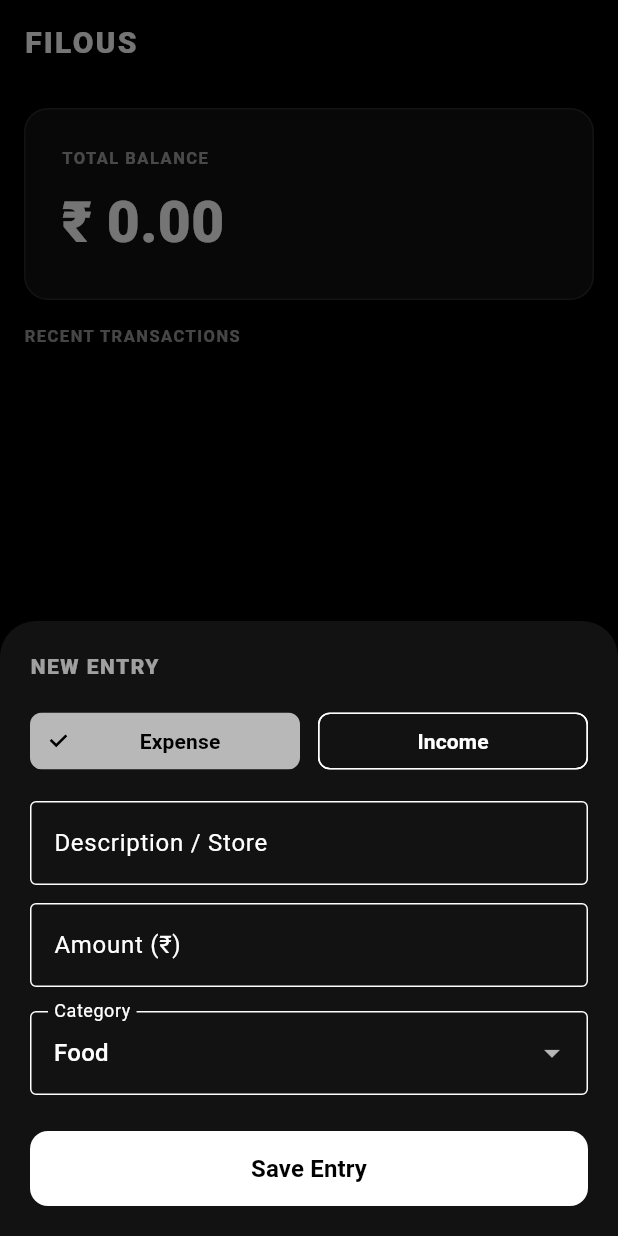
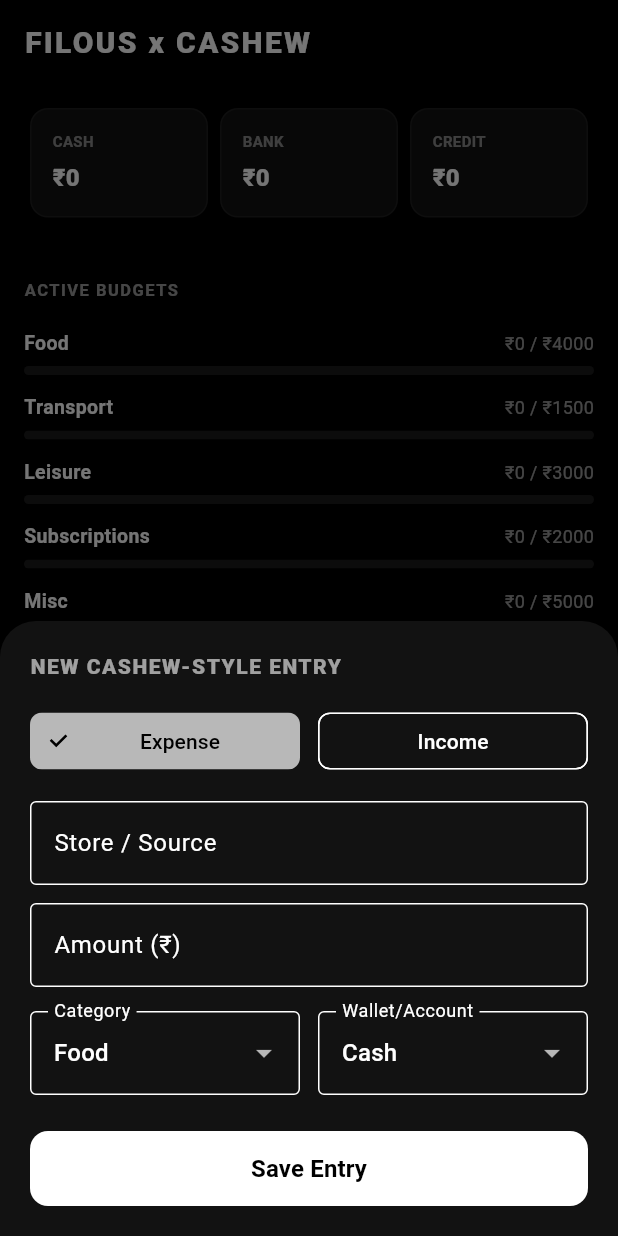
Before and after one commit to rxjith/Filous, a Flutter app: the screen it shows after launch, after a tap on "Log Transaction", on a phone screen of 412 x 824 dp. Run offline on Flutter 3.47's test engine with Material 3 defaults, Android fonts, the phone set to English and light mode, and no system bars; drawn by our look-alikes of dynamic_color; our stand-ins replace fl_chart, flutter_riverpod, hive, hive_flutter; accounts and stored records are empty.

Commit message:
Refactored, Added: Accounts

```diff
--- a/lib/add_transaction_modal.dart
+++ b/lib/add_transaction_modal.dart
@@ -15,8 +15,10 @@
   final _amountController = TextEditingController();
   bool _isExpense = true;
   String _selectedCategory = 'Food';
+  String _selectedAccount = 'Cash'; // Default selection
 
-  final List<String> _categories = ['Food', 'Transport', 'Leisure', 'Subscriptions', 'Salary', 'Misc'];
+  final List<String> _categories = ['Food', 'Transport', 'Leisure', 'Subscriptions', 'Misc'];
+  final List<String> _accounts = ['Cash', 'Bank', 'Credit'];
 
   void _submitData() {
     final enteredTitle = _titleController.text.trim();
@@ -31,6 +33,7 @@
       date: DateTime.now(),
       category: _selectedCategory,
       isExpense: _isExpense,
+      account: _selectedAccount,
     );
 
     ref.read(transactionProvider.notifier).addTransaction(newTx);
@@ -51,14 +54,14 @@
           mainAxisSize: MainAxisSize.min,
           crossAxisAlignment: CrossAxisAlignment.start,
           children: [
-            Text('NEW ENTRY', style: TextStyle(fontWeight: FontWeight.w900, letterSpacing: 1, color: theme.colorScheme.onSurface.withOpacity(0.6))),
+            Text('NEW CASHEW-STYLE ENTRY', style: TextStyle(fontWeight: FontWeight.w900, letterSpacing: 1, color: theme.colorScheme.onSurface.withOpacity(0.6))),
             const SizedBox(height: 16),
 
             Row(
               children: [
                 Expanded(
                   child: ChoiceChip(
-                    label: const Center(child: Text('Expense', style: TextStyle(fontWeight: FontWeight.bold))),
+                    label: const Center(child: Text('Expense')),
                     selected: _isExpense,
                     onSelected: (val) => setState(() => _isExpense = true),
                   ),
@@ -66,7 +69,7 @@
                 const SizedBox(width: 12),
                 Expanded(
                   child: ChoiceChip(
-                    label: const Center(child: Text('Income', style: TextStyle(fontWeight: FontWeight.bold))),
+                    label: const Center(child: Text('Income')),
                     selected: !_isExpense,
                     onSelected: (val) => setState(() => _isExpense = false),
                   ),
@@ -76,7 +79,7 @@
             const SizedBox(height: 16),
             TextField(
               controller: _titleController,
-              decoration: const InputDecoration(labelText: 'Description / Store', border: OutlineInputBorder()),
+              decoration: const InputDecoration(labelText: 'Store / Source', border: OutlineInputBorder()),
             ),
             const SizedBox(height: 12),
             TextField(
@@ -86,11 +89,28 @@
             ),
             const SizedBox(height: 16),
 
-            DropdownButtonFormField<String>(
-              value: _selectedCategory,
-              decoration: const InputDecoration(border: OutlineInputBorder(), labelText: 'Category'),
-              items: _categories.map((cat) => DropdownMenuItem(value: cat, child: Text(cat))).toList(),
-              onChanged: (val) => setState(() => _selectedCategory = val!),
+            Row(
+              children: [
+                // Category Picker
+                Expanded(
+                  child: DropdownButtonFormField<String>(
+                    value: _selectedCategory,
+                    decoration: const InputDecoration(border: OutlineInputBorder(), labelText: 'Category'),
+                    items: _categories.map((cat) => DropdownMenuItem(value: cat, child: Text(cat))).toList(),
+                    onChanged: (val) => setState(() => _selectedCategory = val!),
+                  ),
+                ),
+                const SizedBox(width: 12),
+                // Account Picker
+                Expanded(
+                  child: DropdownButtonFormField<String>(
+                    value: _selectedAccount,
+                    decoration: const InputDecoration(border: OutlineInputBorder(), labelText: 'Wallet/Account'),
+                    items: _accounts.map((acc) => DropdownMenuItem(value: acc, child: Text(acc))).toList(),
+                    onChanged: (val) => setState(() => _selectedAccount = val!),
+                  ),
+                ),
+              ],
             ),
             const SizedBox(height: 24),
 
--- a/lib/main.dart
+++ b/lib/main.dart
@@ -5,21 +5,15 @@
 import 'transaction_model.dart';
 import 'transaction_provider.dart';
 import 'add_transaction_modal.dart';
-import 'spending_chart.dart'; // Handles the visual breakdown calculations
+import 'spending_chart.dart';
 
 void main() async {
   WidgetsFlutterBinding.ensureInitialized();
-
-  // 1. Initialize Hive local binary store
   await Hive.initFlutter();
   Hive.registerAdapter(TransactionAdapter());
   await Hive.openBox<Transaction>('filous_transactions');
 
-  runApp(
-    const ProviderScope(
-      child: FilousApp(),
-    ),
-  );
+  runApp(const ProviderScope(child: FilousApp()));
 }
 
 class FilousApp extends StatelessWidget {
@@ -29,17 +23,15 @@
   Widget build(BuildContext context) {
     return DynamicColorBuilder(
       builder: (ColorScheme? lightDynamic, ColorScheme? darkDynamic) {
-        // High-contrast monochromatic baseline if system accents aren't available
         const fallbackDarkScheme = ColorScheme.dark(
           primary: Colors.white,
           secondary: Colors.white70,
           surface: Color(0xFF121212),
         );
-
         return MaterialApp(
           title: 'Filous',
           debugShowCheckedModeBanner: false,
-          themeMode: ThemeMode.dark, // Keep it strictly dark mode
+          themeMode: ThemeMode.dark,
           darkTheme: ThemeData(
             useMaterial3: true,
             colorScheme: darkDynamic ?? fallbackDarkScheme,
@@ -60,9 +52,7 @@
       context: context,
       isScrollControlled: true,
       backgroundColor: Theme.of(context).colorScheme.surface,
-      shape: const RoundedRectangleBorder(
-        borderRadius: BorderRadius.vertical(top: Radius.circular(24)),
-      ),
+      shape: const RoundedRectangleBorder(borderRadius: BorderRadius.vertical(top: Radius.circular(24))),
       builder: (context) => const AddTransactionModal(),
     );
   }
@@ -70,125 +60,123 @@
   @override
   Widget build(BuildContext context, WidgetRef ref) {
     final theme = Theme.of(context);
-
-    // Watch both items so the UI re-triggers state shifts instantly
     final transactions = ref.watch(transactionProvider);
-    final balance = ref.watch(transactionProvider.notifier).totalBalance;
+    final notifier = ref.watch(transactionProvider.notifier);
 
     return Scaffold(
       appBar: AppBar(
-        title: const Text(
-          'FILOUS',
-          style: TextStyle(fontWeight: FontWeight.w900, letterSpacing: 1.5, fontSize: 20),
-        ),
+        title: const Text('FILOUS x CASHEW', style: TextStyle(fontWeight: FontWeight.w900, letterSpacing: 1.5, fontSize: 20)),
         centerTitle: false,
         backgroundColor: Colors.transparent,
         elevation: 0,
       ),
-      body: Padding(
+      body: SingleChildScrollView(
+        child: Padding(
           padding: const EdgeInsets.all(16.0),
           child: Column(
             crossAxisAlignment: CrossAxisAlignment.start,
             children: [
-            // Total Balance Card
-            Container(
-              width: double.infinity,
-              padding: const EdgeInsets.all(24),
+              // 💳 CASHEW MULTI-ACCOUNT ROW LAYOUT
+              Row(
+                children: ['Cash', 'Bank', 'Credit'].map((acc) {
+                  final bal = notifier.getAccountBalance(acc);
+                  return Expanded(
+                    child: Container(
+                      margin: const EdgeInsets.symmetric(horizontal: 4),
+                      padding: const EdgeInsets.all(14),
                       decoration: BoxDecoration(
                         color: theme.colorScheme.surface,
-                borderRadius: BorderRadius.circular(16),
-                border: Border.all(
-                  color: theme.colorScheme.primary.withOpacity(0.1),
-                  width: 1,
-                ),
+                        borderRadius: BorderRadius.circular(12),
+                        border: Border.all(color: theme.colorScheme.primary.withOpacity(0.05)),
                       ),
                       child: Column(
                         crossAxisAlignment: CrossAxisAlignment.start,
                         children: [
-                  Text(
-                    'TOTAL BALANCE',
-                    style: TextStyle(
-                      color: theme.colorScheme.onSurface.withOpacity(0.6),
-                      fontSize: 11,
-                      fontWeight: FontWeight.bold,
-                      letterSpacing: 1,
+                          Text(acc.toUpperCase(), style: TextStyle(fontSize: 10, color: theme.colorScheme.onSurface.withOpacity(0.5), fontWeight: FontWeight.bold)),
+                          const SizedBox(height: 6),
+                          Text('₹${bal.toStringAsFixed(0)}', style: const TextStyle(fontSize: 16, fontWeight: FontWeight.w900)),
+                        ],
                       ),
                     ),
-                  const SizedBox(height: 8),
-                  Text(
-                    '₹ ${balance.toStringAsFixed(2)}',
-                    style: TextStyle(
-                      color: theme.colorScheme.onSurface,
-                      fontSize: 38,
-                      fontWeight: FontWeight.w900,
+                  );
+                }).toList(),
+              ),
+              const SizedBox(height: 24),
+
+              // Visual Analytics
+              SpendingChart(transactions: transactions),
+              const SizedBox(height: 16),
+
+              // 📊 CASHEW LIVE BUDGET ENVELOPE PROGRESS GAUGE BAR LIST
+              Text('ACTIVE BUDGETS', style: TextStyle(color: theme.colorScheme.onSurface.withOpacity(0.6), fontSize: 11, fontWeight: FontWeight.bold, letterSpacing: 1)),
+              const SizedBox(height: 12),
+              ...notifier.categoryBudgets.entries.map((budget) {
+                final category = budget.key;
+                final limit = budget.value;
+                final spent = notifier.getCategorySpending(category);
+                double percent = spent / limit;
+                if (percent > 1.0) percent = 1.0; // Cap visual scale bar at 100%
+
+                return Padding(
+                  padding: const EdgeInsets.symmetric(vertical: 6.0),
+                  child: Column(
+                    children: [
+                      Row(
+                        mainAxisAlignment: MainAxisAlignment.spaceBetween,
+                        children: [
+                          Text(category, style: const TextStyle(fontSize: 13, fontWeight: FontWeight.bold)),
+                          Text('₹${spent.toStringAsFixed(0)} / ₹${limit.toStringAsFixed(0)}', style: TextStyle(fontSize: 12, color: theme.colorScheme.onSurface.withOpacity(0.6))),
+                        ],
+                      ),
+                      const SizedBox(height: 6),
+                      ClipRRect(
+                        borderRadius: BorderRadius.circular(4),
+                        child: LinearProgressIndicator(
+                          value: percent,
+                          minHeight: 6,
+                          backgroundColor: Colors.white10,
+                          valueColor: AlwaysStoppedAnimation<Color>(spent > limit ? Colors.redAccent : theme.colorScheme.primary),
                         ),
                       ),
                     ],
                   ),
-            ),
+                );
+              }).toList(),
 
-            // Neon Analytics Donut Ring
-            SpendingChart(transactions: transactions),
-
-            const SizedBox(height: 16),
-            Text(
-              'RECENT TRANSACTIONS',
-              style: TextStyle(
-                color: theme.colorScheme.onSurface.withOpacity(0.6),
-                fontSize: 11,
-                fontWeight: FontWeight.bold,
-                letterSpacing: 1,
-              ),
-            ),
+              const SizedBox(height: 28),
+              Text('RECENT TRANSACTIONS', style: TextStyle(color: theme.colorScheme.onSurface.withOpacity(0.6), fontSize: 11, fontWeight: FontWeight.bold, letterSpacing: 1)),
               const SizedBox(height: 12),
 
-            // Transaction Feed
-            Expanded(
-              child: transactions.isEmpty
-                  ? const Center(
-                      child: Text(
-                        'No transactions logged yet.\nTap below to register an entry.',
-                        textAlign: TextAlign.center,
-                        style: TextStyle(color: Colors.white38, height: 1.5),
-                      ),
+              // Scrollable Ledger List
+              transactions.isEmpty
+                  ? const Padding(
+                      padding: EdgeInsets.symmetric(vertical: 40),
+                      child: Center(child: Text('No entries registered.', style: TextStyle(color: Colors.white38))),
                     )
                   : ListView.builder(
+                      shrinkWrap: true,
+                      physics: const NeverScrollableScrollPhysics(),
                       itemCount: transactions.length,
                       itemBuilder: (context, index) {
                         final tx = transactions[index];
                         return Dismissible(
                           key: Key(tx.id),
                           direction: DismissDirection.endToStart,
-                          background: Container(
-                            alignment: Alignment.centerRight,
-                            padding: const EdgeInsets.only(right: 20),
-                            color: Colors.red.withOpacity(0.1),
-                            child: const Icon(Icons.delete, color: Colors.red),
-                          ),
-                          onDismissed: (direction) {
-                            ref.read(transactionProvider.notifier).deleteTransaction(tx.id);
-                          },
+                          onDismissed: (_) => notifier.deleteTransaction(tx.id),
                           child: ListTile(
-                            contentPadding: const EdgeInsets.symmetric(vertical: 4, horizontal: 8),
-                            title: Text(
-                              tx.title,
-                              style: const TextStyle(fontWeight: FontWeight.bold),
-                            ),
-                            subtitle: Text('${tx.category} • ${tx.date.day}/${tx.date.month}'),
+                            contentPadding: EdgeInsets.zero,
+                            title: Text(tx.title, style: const TextStyle(fontWeight: FontWeight.bold)),
+                            subtitle: Text('${tx.category} • ${tx.account}'),
                             trailing: Text(
-                              '${tx.isExpense ? "-" : "+"} ₹${tx.amount.toStringAsFixed(2)}',
-                              style: TextStyle(
-                                fontWeight: FontWeight.w900,
-                                color: tx.isExpense ? Colors.redAccent : Colors.greenAccent,
-                                fontSize: 16,
-                              ),
+                              '${tx.isExpense ? "-" : "+"} ₹${tx.amount.toStringAsFixed(0)}',
+                              style: TextStyle(fontWeight: FontWeight.w900, color: tx.isExpense ? Colors.redAccent : Colors.greenAccent),
                             ),
                           ),
                         );
                       },
                     ),
-            )
             ],
+          ),
         ),
       ),
       floatingActionButton: FloatingActionButton.extended(
--- a/lib/transaction_model.dart
+++ b/lib/transaction_model.dart
@@ -1,6 +1,5 @@
 import 'package:hive/hive.dart';
 
-// tells Hive to look for an auto generated binary adapter file
 part 'transaction_model.g.dart';
 
 @HiveType(typeId: 0)
@@ -18,10 +17,13 @@
   final DateTime date;
 
   @HiveField(4)
-  final String category; // e.g., 'Food', 'Transport', 'Rent'
+  final String category;
 
   @HiveField(5)
-  final bool isExpense; // true for expenses, false for income
+  final bool isExpense;
+
+  @HiveField(6)
+  final String account; // 🔥 NEW: 'Cash', 'Bank', or 'Credit'
 
   Transaction({
     required this.id,
@@ -30,5 +32,6 @@
     required this.date,
     required this.category,
     required this.isExpense,
+    required this.account,
   });
 }
--- a/lib/transaction_provider.dart
+++ b/lib/transaction_provider.dart
@@ -2,7 +2,6 @@
 import 'package:hive/hive.dart';
 import 'transaction_model.dart';
 
-// The state provider that the UI listens to
 final transactionProvider = StateNotifierProvider<TransactionNotifier, List<Transaction>>((ref) {
   return TransactionNotifier();
 });
@@ -10,37 +9,56 @@
 class TransactionNotifier extends StateNotifier<List<Transaction>> {
   final Box<Transaction> _box = Hive.box<Transaction>('filous_transactions');
 
+  // Hardcoded Budget thresholds matching Cashew's envelope methodology
+  final Map<String, double> categoryBudgets = {
+    'Food': 4000.00,
+    'Transport': 1500.00,
+    'Leisure': 3000.00,
+    'Subscriptions': 2000.00,
+    'Misc': 5000.00,
+  };
+
   TransactionNotifier() : super([]) {
     _loadTransactions();
   }
 
-  // Fetch all saved data from our local SSD box
   void _loadTransactions() {
-    state = _box.values.toList().reversed.toList(); // Newest first
+    state = _box.values.toList().reversed.toList();
   }
 
-  // Save a new transaction
   void addTransaction(Transaction transaction) {
     _box.put(transaction.id, transaction);
-    _loadTransactions(); // Refresh the active state
+    _loadTransactions();
   }
 
-  // Delete an existing transaction
   void deleteTransaction(String id) {
     _box.delete(id);
-    _loadTransactions(); // Refresh the active state
+    _loadTransactions();
   }
 
-  // Calculate the total live balance
+  // Live aggregated balances for segregated accounts
+  double getAccountBalance(String accountName) {
+    double total = 0.0;
+    for (var tx in state) {
+      if (tx.account == accountName) {
+        total += tx.isExpense ? -tx.amount : tx.amount;
+      }
+    }
+    return total;
+  }
+
   double get totalBalance {
     double balance = 0.0;
     for (var tx in state) {
-      if (tx.isExpense) {
-        balance -= tx.amount;
-      } else {
-        balance += tx.amount;
-      }
+      balance += tx.isExpense ? -tx.amount : tx.amount;
     }
     return balance;
   }
+
+  // Tracks exact current usage for a single specific category envelope
+  double getCategorySpending(String category) {
+    return state
+        .where((tx) => tx.category == category && tx.isExpense)
+        .fold(0.0, (sum, item) => sum + item.amount);
+  }
 }
```
Also changed, not shown: lib/transaction_model.g.dart. Lines whose indentation alone changed are shown as unchanged.
